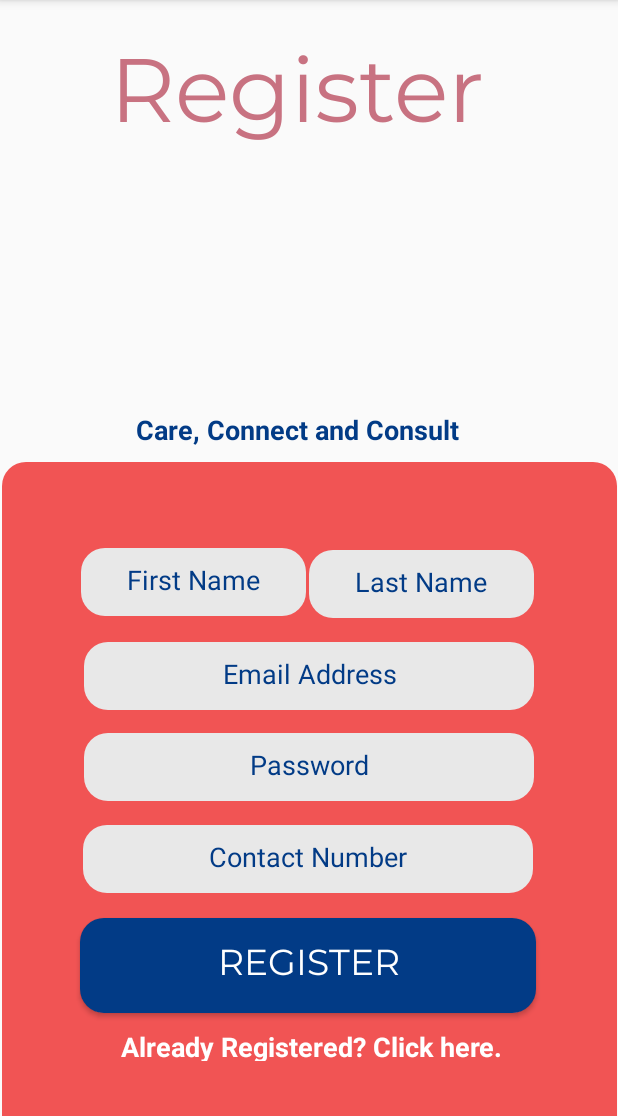
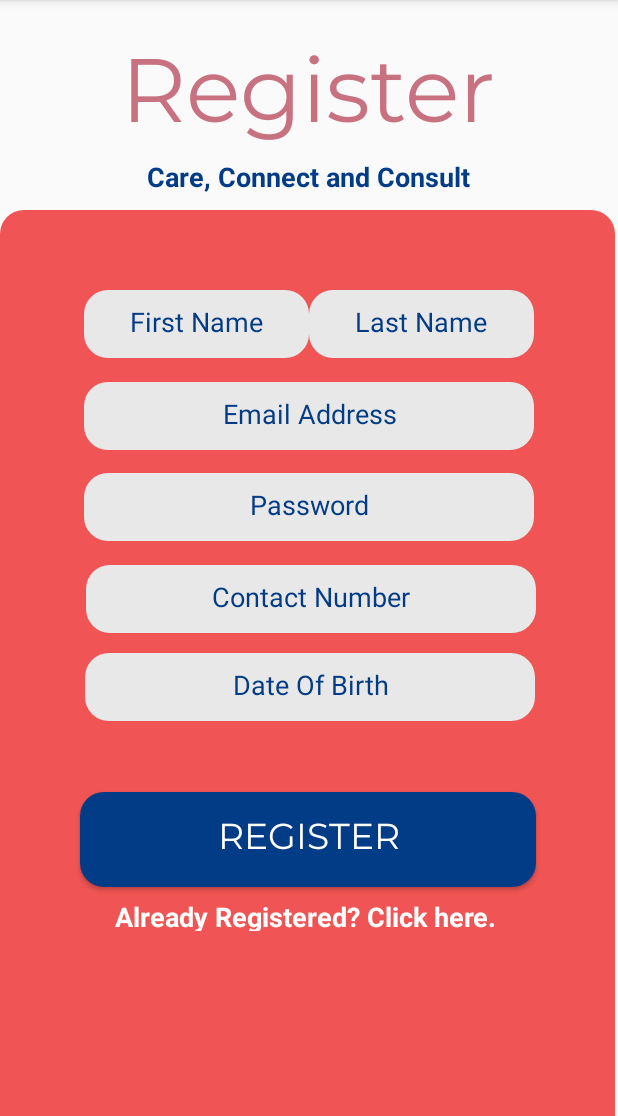
Before and after one commit to R-Rubani/androidProject, an Android app: the RegisterActivity screen opened directly, with no data from a screen before it, on a phone screen of 412 x 824 dp, the part 120-1236 px from its top. Run offline under Robolectric (Android 15) with nearby library versions, the phone set to English and light mode, and no system bars.

Commit message:
register activity layout

```diff
--- a/app/src/main/res/layout/activity_register.xml
+++ b/app/src/main/res/layout/activity_register.xml
@@ -9,17 +9,17 @@
     <com.google.android.material.appbar.MaterialToolbar
         android:id="@+id/materialToolbar3"
         android:layout_width="410dp"
-        android:layout_height="436dp"
+        android:layout_height="0dp"
         android:layout_marginTop="140dp"
         android:background="@drawable/rounded_pink_frames"
         android:minHeight="?attr/actionBarSize"
         android:theme="?attr/actionBarTheme"
         app:layout_constraintBottom_toBottomOf="parent"
         app:layout_constraintEnd_toEndOf="parent"
-        app:layout_constraintHorizontal_bias="0.666"
+        app:layout_constraintHorizontal_bias="0.0"
         app:layout_constraintStart_toStartOf="parent"
         app:layout_constraintTop_toTopOf="parent"
-        app:layout_constraintVertical_bias="1.0" />
+        app:layout_constraintVertical_bias="0.0" />
 
     <TextView
         android:id="@+id/tvRegisterHeading"
@@ -33,7 +33,7 @@
         android:textSize="60sp"
         app:layout_constraintBottom_toBottomOf="@+id/materialToolbar3"
         app:layout_constraintEnd_toEndOf="parent"
-        app:layout_constraintHorizontal_bias="0.44"
+        app:layout_constraintHorizontal_bias="0.496"
         app:layout_constraintStart_toStartOf="parent"
         app:layout_constraintTop_toTopOf="parent"
         app:layout_constraintVertical_bias="0.032" />
@@ -42,19 +42,19 @@
         android:id="@+id/tvTagLine"
         android:layout_width="286dp"
         android:layout_height="30dp"
-        android:layout_marginBottom="440dp"
+        android:layout_marginTop="2dp"
+        android:layout_marginBottom="12dp"
         android:text="@string/tvTagLine"
         android:textAlignment="center"
         android:textColor="@color/primaryBlue"
+
         android:textSize="18sp"
         android:textStyle="bold"
-
-        app:layout_constraintBottom_toBottomOf="parent"
-
+        app:layout_constraintBottom_toTopOf="@+id/materialToolbar3"
         app:layout_constraintEnd_toEndOf="parent"
-        app:layout_constraintHorizontal_bias="0.44"
+        app:layout_constraintHorizontal_bias="0.496"
         app:layout_constraintStart_toStartOf="parent"
-        app:layout_constraintTop_toBottomOf="@+id/tvLoginHeading"
+        app:layout_constraintTop_toBottomOf="@+id/tvRegisterHeading"
         app:layout_constraintVertical_bias="0.0" />
 
     <EditText
@@ -97,7 +97,6 @@
         android:id="@+id/tvClickToLogin"
         android:layout_width="300dp"
         android:layout_height="22dp"
-        android:layout_marginTop="50dp"
         android:clickable="true"
         android:text="@string/tvClickToLogin"
         android:textAlignment="center"
@@ -106,16 +105,15 @@
         android:textStyle="bold"
         app:layout_constraintBottom_toBottomOf="parent"
         app:layout_constraintEnd_toEndOf="parent"
-        app:layout_constraintHorizontal_bias="0.513"
+        app:layout_constraintHorizontal_bias="0.477"
         app:layout_constraintStart_toStartOf="parent"
-        app:layout_constraintTop_toBottomOf="@+id/editTextPassword"
-        app:layout_constraintVertical_bias="0.735" />
+        app:layout_constraintTop_toBottomOf="@+id/buttonRegister"
+        app:layout_constraintVertical_bias="0.058" />
 
     <EditText
         android:id="@+id/editTextFirstName"
         android:layout_width="150dp"
         android:layout_height="45dp"
-        android:layout_marginTop="49dp"
         android:background="@drawable/rounded_buttons"
         android:ems="10"
         android:hint="@string/editTextFirstName"
@@ -125,10 +123,10 @@
         android:textColorHint="@color/primaryBlue"
         app:layout_constraintBottom_toBottomOf="parent"
         app:layout_constraintEnd_toStartOf="@+id/editTextLastName"
-        app:layout_constraintHorizontal_bias="0.963"
+        app:layout_constraintHorizontal_bias="1.0"
         app:layout_constraintStart_toStartOf="parent"
         app:layout_constraintTop_toTopOf="@+id/materialToolbar3"
-        app:layout_constraintVertical_bias="0.024" />
+        app:layout_constraintVertical_bias="0.096" />
 
     <EditText
         android:id="@+id/editTextLastName"
@@ -145,7 +143,7 @@
         app:layout_constraintHorizontal_bias="0.785"
         app:layout_constraintStart_toStartOf="parent"
         app:layout_constraintTop_toTopOf="@+id/materialToolbar3"
-        app:layout_constraintVertical_bias="0.151" />
+        app:layout_constraintVertical_bias="0.096" />
 
     <EditText
         android:id="@+id/editTextPhone"
@@ -161,7 +159,7 @@
         android:textColorHint="@color/primaryBlue"
         app:layout_constraintBottom_toBottomOf="@+id/materialToolbar3"
         app:layout_constraintEnd_toEndOf="parent"
-        app:layout_constraintHorizontal_bias="0.495"
+        app:layout_constraintHorizontal_bias="0.513"
         app:layout_constraintStart_toStartOf="parent"
         app:layout_constraintTop_toBottomOf="@+id/editTextPassword"
         app:layout_constraintVertical_bias="0.0" />
@@ -170,7 +168,7 @@
         android:id="@+id/buttonRegister"
         android:layout_width="304dp"
         android:layout_height="63dp"
-        android:layout_marginTop="12dp"
+        android:layout_marginTop="49dp"
         android:background="@drawable/rounded_blue_frames"
         android:fontFamily="@font/montserrat"
         android:text="@string/buttonRegister"
@@ -180,8 +178,27 @@
         app:layout_constraintEnd_toEndOf="parent"
         app:layout_constraintHorizontal_bias="0.495"
         app:layout_constraintStart_toStartOf="parent"
+        app:layout_constraintTop_toTopOf="@+id/editTextDate"
+        app:layout_constraintVertical_bias="0.22" />
+
+    <EditText
+        android:id="@+id/editTextDate"
+        android:layout_width="300dp"
+        android:layout_height="45dp"
+        android:layout_marginTop="13dp"
+        android:background="@drawable/rounded_buttons"
+        android:ems="10"
+        android:hint="@string/editTextBirthDate"
+        android:inputType="date"
+        android:textAlignment="center"
+        android:textColor="@color/black"
+        android:textColorHint="@color/primaryBlue"
+        app:layout_constraintBottom_toBottomOf="parent"
+        app:layout_constraintEnd_toEndOf="parent"
+        app:layout_constraintHorizontal_bias="0.504"
+        app:layout_constraintStart_toStartOf="parent"
         app:layout_constraintTop_toBottomOf="@+id/editTextPhone"
-        app:layout_constraintVertical_bias="0.062" />
+        app:layout_constraintVertical_bias="0.0" />
 
 
 </androidx.constraintlayout.widget.ConstraintLayout>
--- a/app/src/main/res/values/strings.xml
+++ b/app/src/main/res/values/strings.xml
@@ -16,4 +16,5 @@
     <string name="editTextLastName">Last Name</string>
     <string name="buttonRegister">Register</string>
     <string name="tvRegisterHeading">Register</string>
+    <string name="editTextBirthDate">Date Of Birth</string>
 </resources>
```
